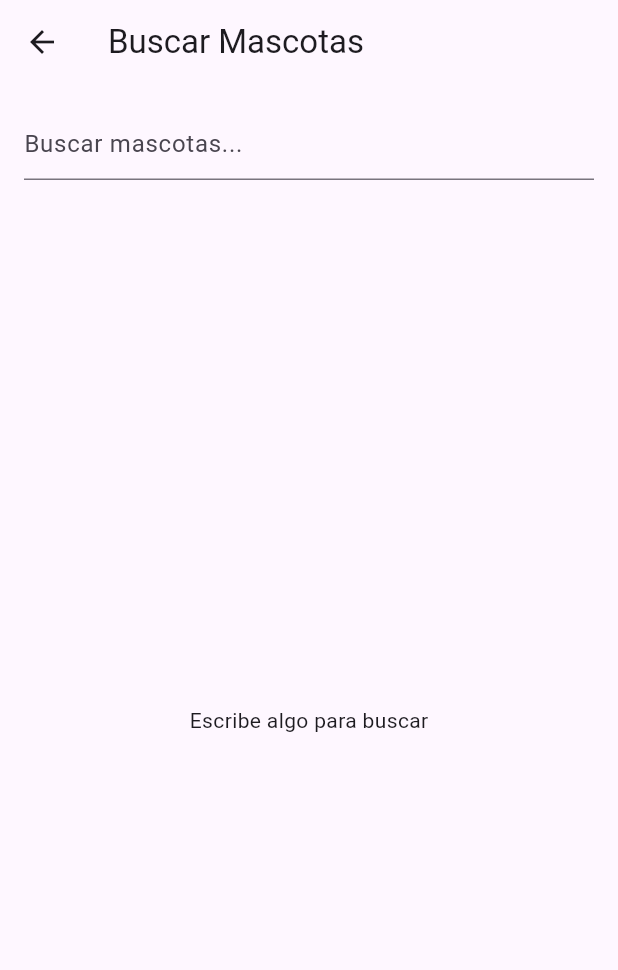
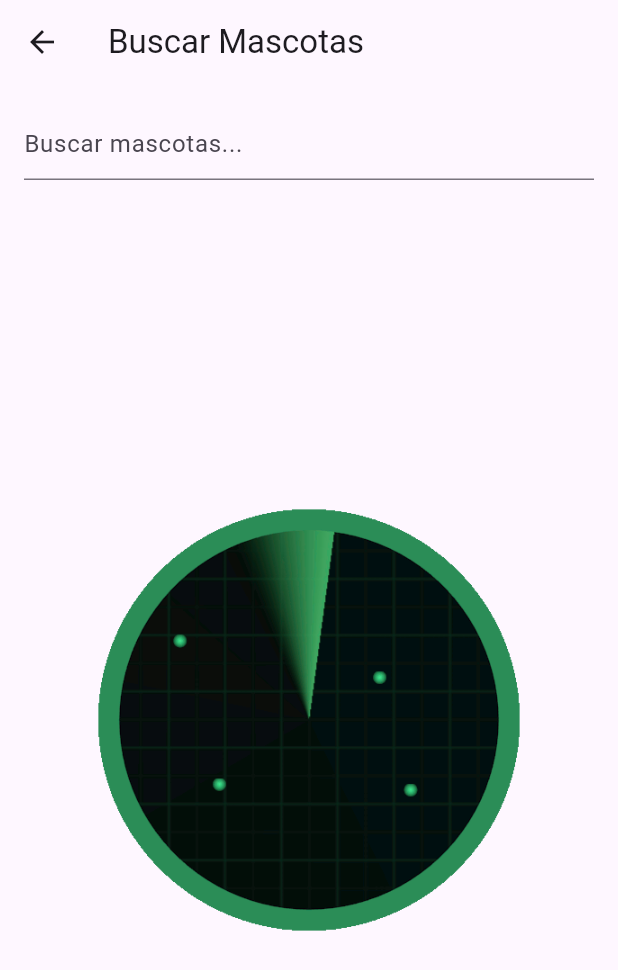
Before and after one commit to iFaca/PetFinder, a Flutter app: the SearchPage screen opened by its route, on a phone screen of 412 x 824 dp. Shown: the top 970 px of the screen. Run offline on Flutter 3.47's test engine with Material 3 defaults, Android fonts, the phone set to English and light mode, and no system bars; our stand-ins replace cloud_firestore, firebase_auth, firebase_core, flutter_svg, font_awesome_flutter, geolocator and 3 more; accounts and stored records are empty.

Commit message:
correccion de errores de versiones

```diff
--- a/lib/pages/search_page.dart
+++ b/lib/pages/search_page.dart
@@ -2,6 +2,7 @@ import 'package:flutter/material.dart';
 import 'package:cloud_firestore/cloud_firestore.dart';
 import 'package:google_maps_flutter/google_maps_flutter.dart';
 import 'package:font_awesome_flutter/font_awesome_flutter.dart';
+import 'package:flutter_svg/flutter_svg.dart';
 
 class SearchPage extends StatefulWidget {
   @override
@@ -28,7 +29,11 @@ class _SearchPageState extends State<SearchPage> {
   Widget _buildSearchResults() {
     if (_searchQuery.isEmpty) {
       return Center(
-        child: Text('Escribe algo para buscar'),
+        child: Image.asset(
+          'assets/images/busqueda.gif',
+          width: 300,
+          height: 300,
+        ),
       );
     }
 
--- a/pubspec.yaml
+++ b/pubspec.yaml
@@ -43,6 +43,7 @@ dependencies:
   cloud_firestore: ^5.0.1
   image_picker: ^1.1.2
   firebase_auth: ^5.1.0
+  flutter_svg: ^2.0.10+1
 
 dev_dependencies:
   flutter_test:
@@ -64,6 +65,7 @@ flutter:
     - assets/images/logo.png
     - assets/images/petfinder.png
     - assets/images/zeus.png
+    - assets/images/busqueda.gif
 
   # The following line ensures that the Material Icons font is
   # included with your application, so that you can use the icons in
```
Also changed, not shown: assets/images/busqueda.gif (added), pubspec.lock, 3 other files.
